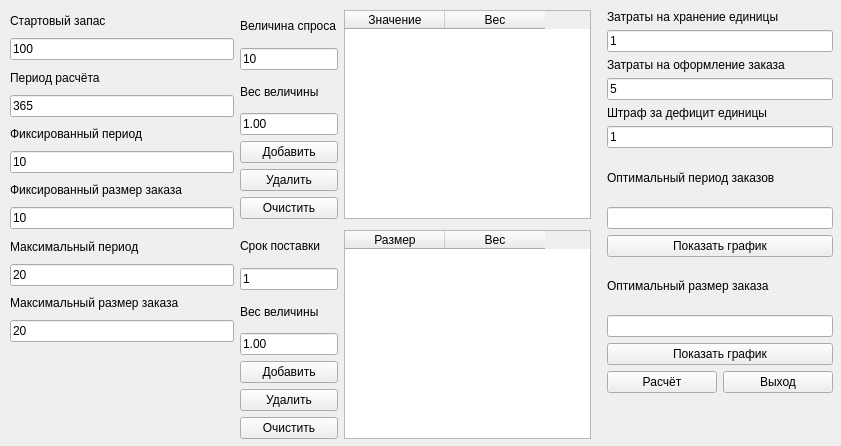
lumrandir/vespa, file Vespa/Forms/Form.ui: the form before one commit.
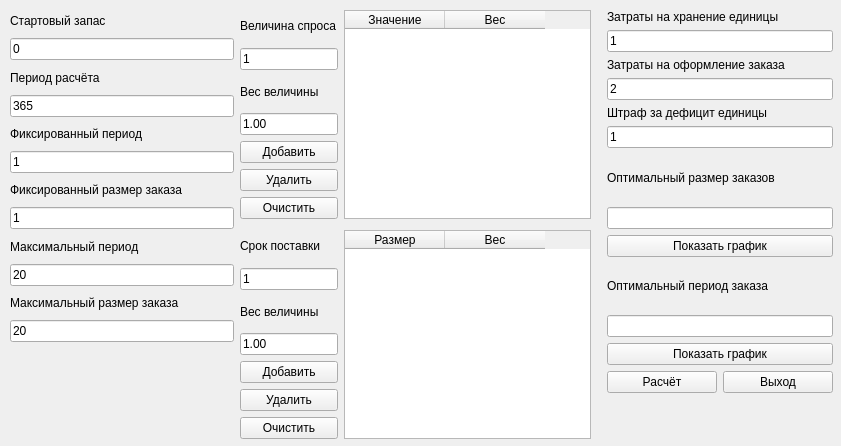
The form after the commit.

The edit to the form file:
```diff
--- a/Vespa/Forms/Form.ui
+++ b/Vespa/Forms/Form.ui
@@ -36,7 +36,7 @@
        <string>00000; </string>
       </property>
       <property name="text">
-       <string>100</string>
+       <string>0</string>
       </property>
      </widget>
     </item>
@@ -70,7 +70,7 @@
        <string>000; </string>
       </property>
       <property name="text">
-       <string>10</string>
+       <string>1</string>
       </property>
      </widget>
     </item>
@@ -87,7 +87,7 @@
        <string>000; </string>
       </property>
       <property name="text">
-       <string>10</string>
+       <string>1</string>
       </property>
      </widget>
     </item>
@@ -152,7 +152,7 @@
          <string>000; </string>
         </property>
         <property name="text">
-         <string>10</string>
+         <string>1</string>
         </property>
        </widget>
       </item>
@@ -339,7 +339,7 @@
          <string>00; </string>
         </property>
         <property name="text">
-         <string>5</string>
+         <string>2</string>
         </property>
        </widget>
       </item>
@@ -367,7 +367,7 @@
       <item>
        <widget class="QLabel" name="resultPeriodLabel">
         <property name="text">
-         <string>Оптимальный период заказов</string>
+         <string>Оптимальный размер заказов</string>
         </property>
        </widget>
       </item>
@@ -388,7 +388,7 @@
       <item>
        <widget class="QLabel" name="resultSizeLabel">
         <property name="text">
-         <string>Оптимальный размер заказа</string>
+         <string>Оптимальный период заказа</string>
         </property>
        </widget>
       </item>
```
